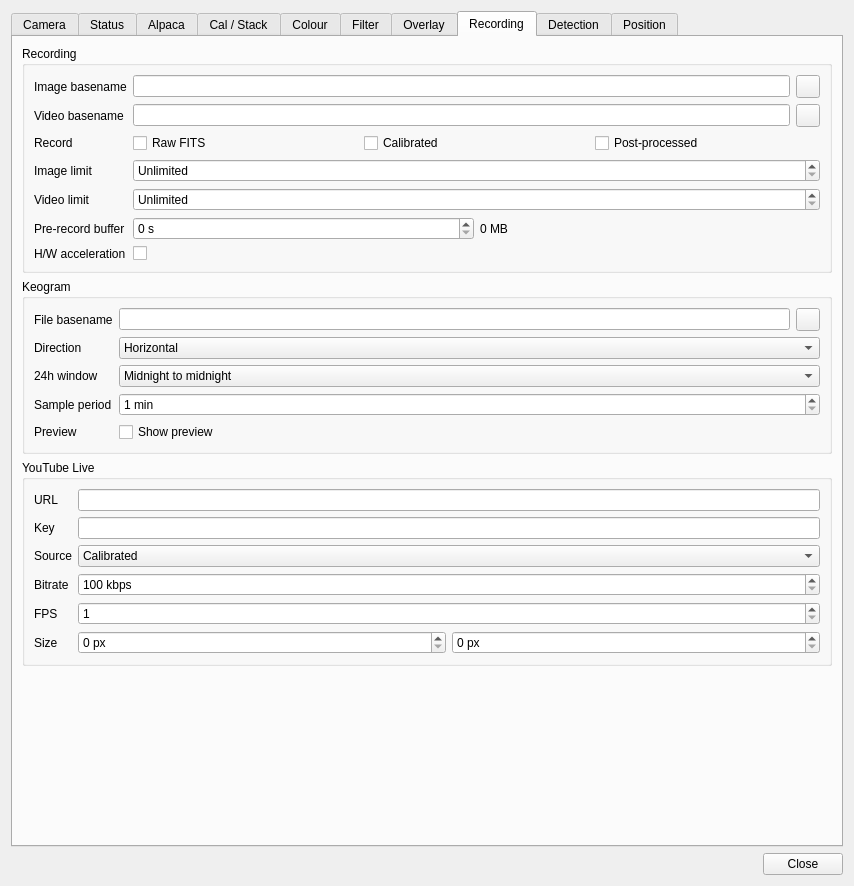
Qt form plugins/feature/camera/camerasettingsdialog.ui (srcejon/sdrangel) before a commit.
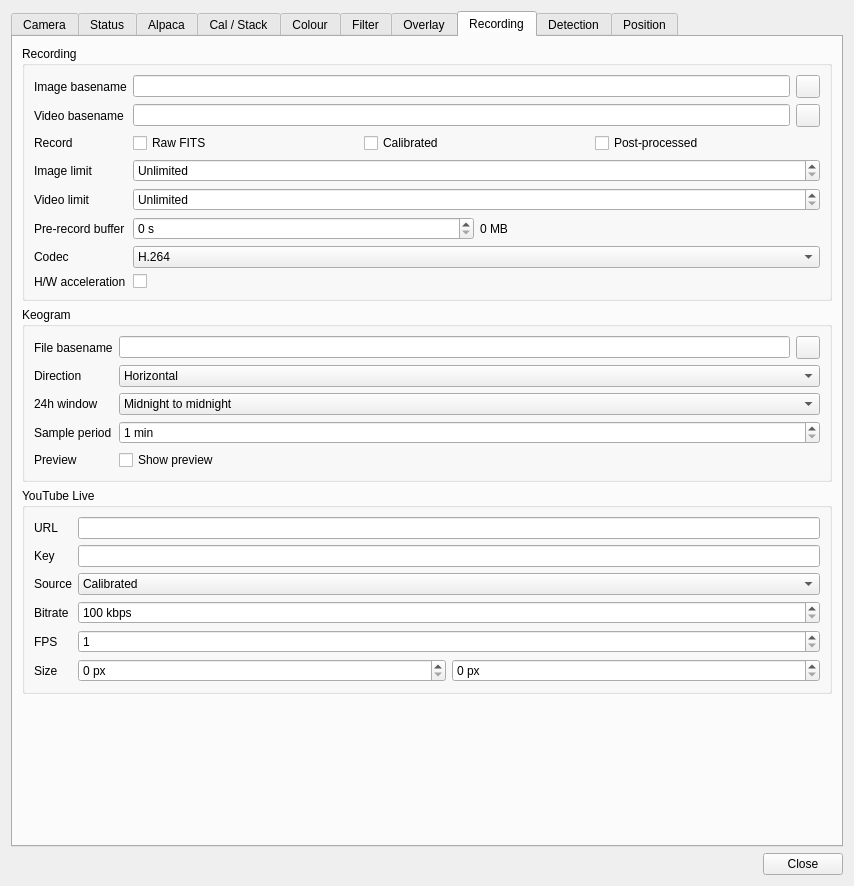
The same form after that commit. The open tabs and pages were chosen to show the change. Icons and pictures are not drawn. Custom widgets are drawn as their Qt base class.

Commit message: Add camera video codec selection

What changed in the file:
```diff
--- a/plugins/feature/camera/camerasettingsdialog.ui
+++ b/plugins/feature/camera/camerasettingsdialog.ui
@@ -4038,13 +4038,37 @@
            </layout>
           </item>
           <item row="6" column="0">
+           <widget class="QLabel" name="videoCodecLabel">
+            <property name="text">
+             <string>Codec</string>
+            </property>
+           </widget>
+          </item>
+          <item row="6" column="1">
+           <widget class="QComboBox" name="videoCodecCombo">
+            <property name="toolTip">
+             <string>Codec to use for saved video recordings</string>
+            </property>
+            <item>
+             <property name="text">
+              <string>H.264</string>
+             </property>
+            </item>
+            <item>
+             <property name="text">
+              <string>H.265</string>
+             </property>
+            </item>
+           </widget>
+          </item>
+          <item row="7" column="0">
            <widget class="QLabel" name="videoHwAccelerationLabel">
             <property name="text">
              <string>H/W acceleration</string>
             </property>
            </widget>
           </item>
-          <item row="6" column="1">
+          <item row="7" column="1">
            <widget class="QCheckBox" name="videoHwAccelerationCheck">
             <property name="toolTip">
              <string>Prefer hardware-accelerated video encoding when supported by the backend</string>
```
The commit also changes 9 other files.
